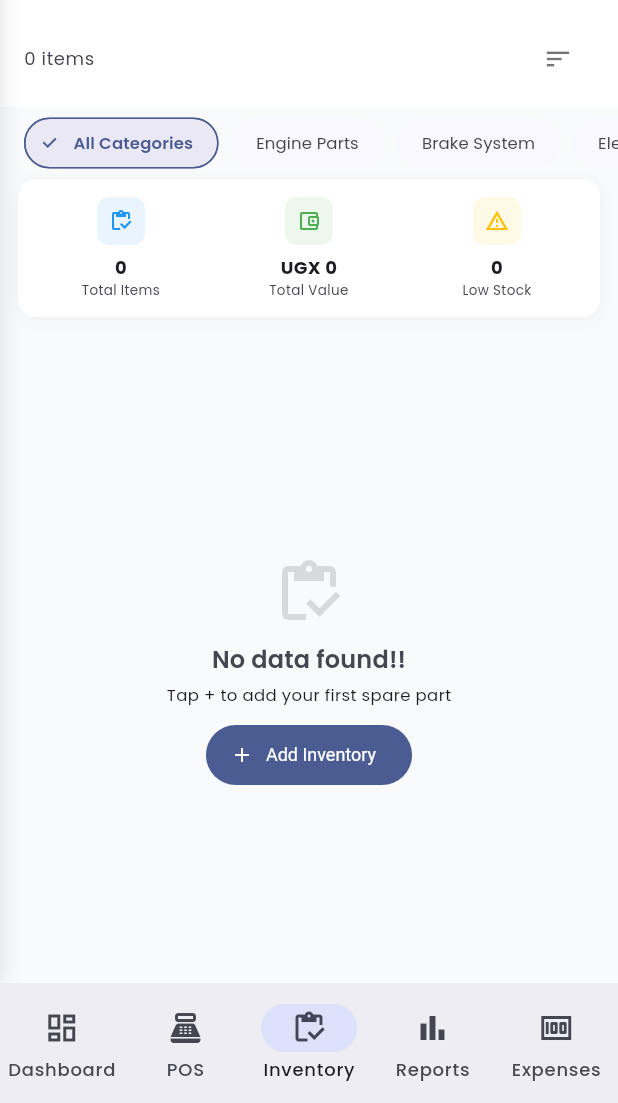
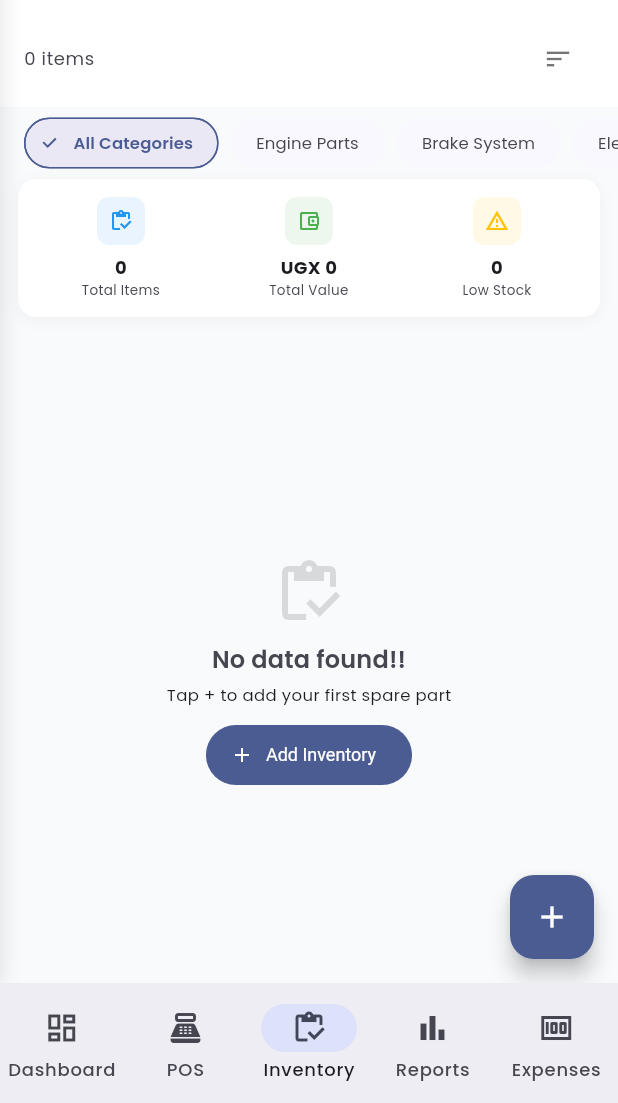
Before and after one commit to lubegamatthew/cpos-app, a Flutter app: the screen it shows after launch, item 3 of the bottom bar chosen, on a phone screen of 412 x 824 dp, the part 133-1236 px from its top. Run offline on Flutter 3.47's test engine with Material 3 defaults, Android fonts, the phone set to English and light mode, and no system bars; our stand-ins replace google_fonts, sqflite; accounts and stored records are empty.

Commit message:
feat(ui): add floating action button to inventory page
Add a FloatingActionButton to the inventory page to allow users to
quickly access the add/edit dialog for new inventory items.

```diff
--- a/lib/pages/inventory_page.dart
+++ b/lib/pages/inventory_page.dart
@@ -609,6 +609,12 @@ child: _filteredItems.isEmpty
            ),
          ],
        ),
+       floatingActionButton: FloatingActionButton(
+         onPressed: () => _showAddEditDialog(),
+         backgroundColor: Theme.of(context).colorScheme.primary,
+         foregroundColor: Colors.white,
+         child: const Icon(Icons.add),
+       ),
      );
    }
 
```
Lines whose indentation alone changed are shown as unchanged.
